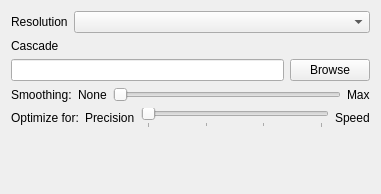
This is src/qt_gui/m_wcft_setup.ui in mavak/linux-track as Qt 5 draws it before an edit. The edited form follows.
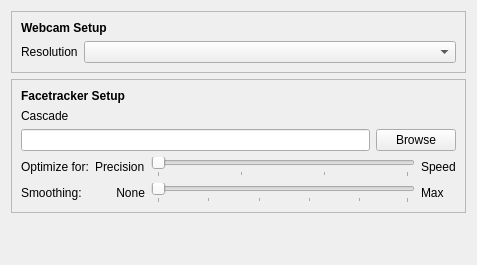
This is the edited form.

Commit message: Added new dialogue for XPlane plugin installation. Mickey and wii_server aren't compiled when they shouldn't. Visually tweaked device setup dialogues. Fixed memory leak in the wine bridge client.

```diff
--- a/src/qt_gui/m_wcft_setup.ui
+++ b/src/qt_gui/m_wcft_setup.ui
@@ -6,14 +6,39 @@
    <rect>
     <x>0</x>
     <y>0</y>
-    <width>381</width>
-    <height>194</height>
+    <width>477</width>
+    <height>265</height>
    </rect>
   </property>
   <property name="windowTitle">
    <string>Form</string>
   </property>
+  <layout class="QVBoxLayout" name="verticalLayout_3">
+   <item>
+    <widget class="QFrame" name="frame">
+     <property name="frameShape">
+      <enum>QFrame::StyledPanel</enum>
+     </property>
+     <property name="frameShadow">
+      <enum>QFrame::Raised</enum>
+     </property>
   <layout class="QVBoxLayout" name="verticalLayout_2">
+      <item>
+       <widget class="QLabel" name="label_3">
+        <property name="font">
+         <font>
+          <weight>75</weight>
+          <bold>true</bold>
+         </font>
+        </property>
+        <property name="text">
+         <string>Webcam Setup</string>
+        </property>
+        <property name="alignment">
+         <set>Qt::AlignLeading|Qt::AlignLeft|Qt::AlignVCenter</set>
+        </property>
+       </widget>
+      </item>
    <item>
     <layout class="QHBoxLayout" name="horizontalLayout">
      <item>
@@ -41,6 +66,34 @@
      </item>
     </layout>
    </item>
+     </layout>
+    </widget>
+   </item>
+   <item>
+    <widget class="QFrame" name="frame_2">
+     <property name="frameShape">
+      <enum>QFrame::StyledPanel</enum>
+     </property>
+     <property name="frameShadow">
+      <enum>QFrame::Raised</enum>
+     </property>
+     <layout class="QVBoxLayout" name="verticalLayout_4">
+      <item>
+       <widget class="QLabel" name="label_6">
+        <property name="font">
+         <font>
+          <weight>75</weight>
+          <bold>true</bold>
+         </font>
+        </property>
+        <property name="text">
+         <string>Facetracker Setup</string>
+        </property>
+        <property name="alignment">
+         <set>Qt::AlignLeading|Qt::AlignLeft|Qt::AlignVCenter</set>
+        </property>
+       </widget>
+      </item>
    <item>
     <layout class="QVBoxLayout" name="verticalLayout">
      <item>
@@ -67,54 +120,15 @@
     </layout>
    </item>
    <item>
-    <layout class="QHBoxLayout" name="horizontalLayout_3">
-     <item>
-      <widget class="QLabel" name="label_11">
-       <property name="text">
-        <string>Smoothing:</string>
-       </property>
-      </widget>
-     </item>
-     <item>
-      <widget class="QLabel" name="label">
-       <property name="text">
-        <string>None</string>
-       </property>
-      </widget>
-     </item>
-     <item>
-      <widget class="QSlider" name="ExpFilterFactorMac">
-       <property name="orientation">
-        <enum>Qt::Horizontal</enum>
-       </property>
-      </widget>
-     </item>
-     <item>
-      <widget class="QLabel" name="label_2">
-       <property name="text">
-        <string>Max</string>
-       </property>
-      </widget>
-     </item>
-    </layout>
-   </item>
-   <item>
-    <layout class="QHBoxLayout" name="horizontalLayout_34">
-     <item>
+       <layout class="QGridLayout" name="gridLayout_2">
+        <item row="0" column="0">
       <widget class="QLabel" name="label_48">
        <property name="text">
         <string>Optimize for:</string>
        </property>
       </widget>
      </item>
-     <item>
-      <widget class="QLabel" name="label_63">
-       <property name="text">
-        <string>Precision</string>
-       </property>
-      </widget>
-     </item>
-     <item>
+        <item row="0" column="2">
       <widget class="QSlider" name="OptimLevelMac">
        <property name="maximum">
         <number>3</number>
@@ -133,14 +147,61 @@
        </property>
       </widget>
      </item>
-     <item>
+        <item row="0" column="3">
       <widget class="QLabel" name="label_67">
        <property name="text">
         <string>Speed</string>
        </property>
       </widget>
      </item>
-    </layout>
+        <item row="0" column="1">
+         <widget class="QLabel" name="label_63">
+          <property name="text">
+           <string>Precision</string>
+          </property>
+         </widget>
+        </item>
+        <item row="1" column="0">
+         <widget class="QLabel" name="label_11">
+          <property name="text">
+           <string>Smoothing:</string>
+          </property>
+         </widget>
+        </item>
+        <item row="1" column="1">
+         <widget class="QLabel" name="label">
+          <property name="text">
+           <string>None</string>
+          </property>
+          <property name="alignment">
+           <set>Qt::AlignRight|Qt::AlignTrailing|Qt::AlignVCenter</set>
+          </property>
+         </widget>
+        </item>
+        <item row="1" column="2">
+         <widget class="QSlider" name="ExpFilterFactorMac">
+          <property name="orientation">
+           <enum>Qt::Horizontal</enum>
+          </property>
+          <property name="tickPosition">
+           <enum>QSlider::TicksBelow</enum>
+          </property>
+          <property name="tickInterval">
+           <number>20</number>
+          </property>
+         </widget>
+        </item>
+        <item row="1" column="3">
+         <widget class="QLabel" name="label_2">
+          <property name="text">
+           <string>Max</string>
+          </property>
+         </widget>
+        </item>
+       </layout>
+      </item>
+     </layout>
+    </widget>
    </item>
    <item>
     <spacer name="verticalSpacer">
@@ -150,7 +211,7 @@
      <property name="sizeHint" stdset="0">
       <size>
        <width>20</width>
-       <height>17</height>
+       <height>40</height>
       </size>
      </property>
     </spacer>
```
Lines whose indentation alone changed are shown as unchanged. The commit also changes 16 other files.
